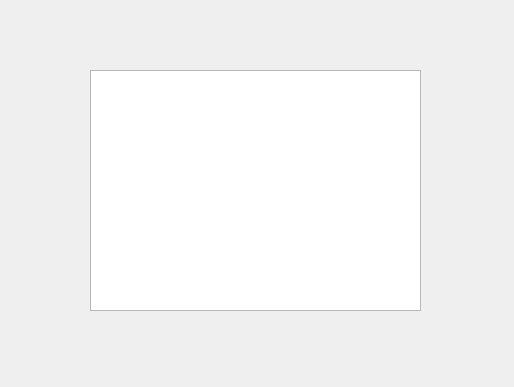
rajat-mangla/blockchain_simulator, file displaychain.ui: the form before one commit.
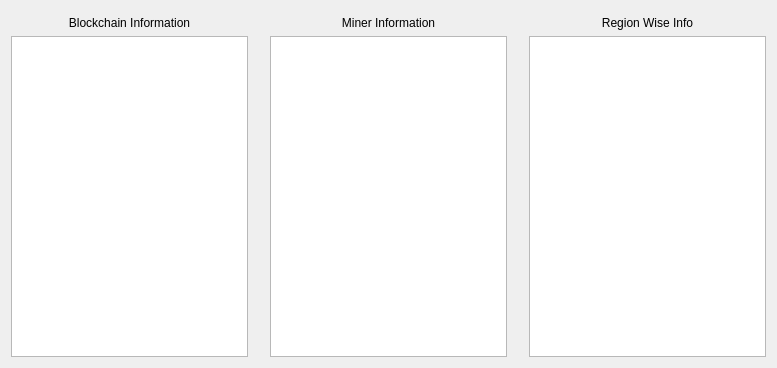
The form after the commit.

Commit message: modified ui to display other Info

Patch:
```diff
--- a/displaychain.ui
+++ b/displaychain.ui
@@ -6,23 +6,150 @@
    <rect>
     <x>0</x>
     <y>0</y>
-    <width>514</width>
-    <height>387</height>
+    <width>777</width>
+    <height>368</height>
    </rect>
   </property>
   <property name="windowTitle">
    <string>Form</string>
   </property>
-  <widget class="QListWidget" name="blockList">
-   <property name="geometry">
-    <rect>
-     <x>90</x>
-     <y>70</y>
-     <width>331</width>
-     <height>241</height>
-    </rect>
-   </property>
-  </widget>
+  <layout class="QGridLayout" name="gridLayout">
+   <item row="2" column="2">
+    <widget class="QListWidget" name="listWidget">
+     <property name="sizePolicy">
+      <sizepolicy hsizetype="Ignored" vsizetype="Expanding">
+       <horstretch>0</horstretch>
+       <verstretch>0</verstretch>
+      </sizepolicy>
+     </property>
+     <property name="resizeMode">
+      <enum>QListView::Adjust</enum>
+     </property>
+    </widget>
+   </item>
+   <item row="1" column="0">
+    <widget class="QLabel" name="label">
+     <property name="enabled">
+      <bool>true</bool>
+     </property>
+     <property name="sizePolicy">
+      <sizepolicy hsizetype="Preferred" vsizetype="Fixed">
+       <horstretch>0</horstretch>
+       <verstretch>0</verstretch>
+      </sizepolicy>
+     </property>
+     <property name="text">
+      <string>Blockchain Information</string>
+     </property>
+     <property name="alignment">
+      <set>Qt::AlignCenter</set>
+     </property>
+     <property name="margin">
+      <number>0</number>
+     </property>
+    </widget>
+   </item>
+   <item row="2" column="0">
+    <widget class="QListWidget" name="blockList">
+     <property name="sizePolicy">
+      <sizepolicy hsizetype="Ignored" vsizetype="Expanding">
+       <horstretch>0</horstretch>
+       <verstretch>0</verstretch>
+      </sizepolicy>
+     </property>
+     <property name="sizeAdjustPolicy">
+      <enum>QAbstractScrollArea::AdjustToContents</enum>
+     </property>
+     <property name="resizeMode">
+      <enum>QListView::Adjust</enum>
+     </property>
+     <property name="viewMode">
+      <enum>QListView::IconMode</enum>
+     </property>
+    </widget>
+   </item>
+   <item row="2" column="1">
+    <spacer name="horizontalSpacer">
+     <property name="orientation">
+      <enum>Qt::Horizontal</enum>
+     </property>
+     <property name="sizeType">
+      <enum>QSizePolicy::Fixed</enum>
+     </property>
+     <property name="sizeHint" stdset="0">
+      <size>
+       <width>10</width>
+       <height>20</height>
+      </size>
+     </property>
+    </spacer>
+   </item>
+   <item row="2" column="4">
+    <widget class="QListWidget" name="listWidget_2">
+     <property name="sizePolicy">
+      <sizepolicy hsizetype="Ignored" vsizetype="Ignored">
+       <horstretch>0</horstretch>
+       <verstretch>0</verstretch>
+      </sizepolicy>
+     </property>
+    </widget>
+   </item>
+   <item row="1" column="2">
+    <widget class="QLabel" name="label_2">
+     <property name="text">
+      <string>Miner Information</string>
+     </property>
+     <property name="alignment">
+      <set>Qt::AlignCenter</set>
+     </property>
+     <property name="margin">
+      <number>0</number>
+     </property>
+    </widget>
+   </item>
+   <item row="2" column="3">
+    <spacer name="horizontalSpacer_2">
+     <property name="orientation">
+      <enum>Qt::Horizontal</enum>
+     </property>
+     <property name="sizeType">
+      <enum>QSizePolicy::Fixed</enum>
+     </property>
+     <property name="sizeHint" stdset="0">
+      <size>
+       <width>10</width>
+       <height>20</height>
+      </size>
+     </property>
+    </spacer>
+   </item>
+   <item row="1" column="4">
+    <widget class="QLabel" name="label_3">
+     <property name="text">
+      <string>Region Wise Info</string>
+     </property>
+     <property name="alignment">
+      <set>Qt::AlignCenter</set>
+     </property>
+    </widget>
+   </item>
+   <item row="0" column="0" colspan="5">
+    <spacer name="verticalSpacer">
+     <property name="orientation">
+      <enum>Qt::Vertical</enum>
+     </property>
+     <property name="sizeType">
+      <enum>QSizePolicy::Fixed</enum>
+     </property>
+     <property name="sizeHint" stdset="0">
+      <size>
+       <width>20</width>
+       <height>5</height>
+      </size>
+     </property>
+    </spacer>
+   </item>
+  </layout>
  </widget>
  <resources/>
  <connections/>
```
The commit also changes 6 other files.
